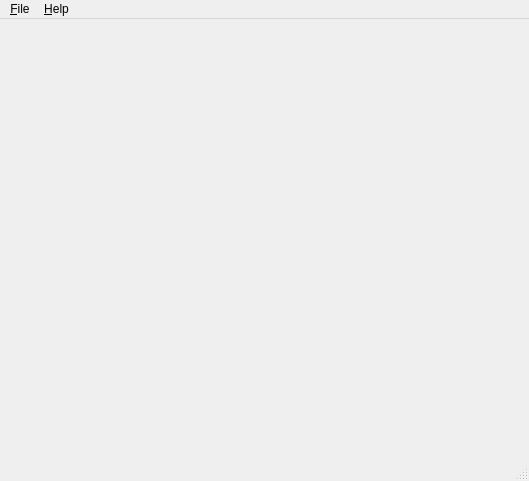
First picture: the form in gui/mainwindow.ui, repository rpoisel/mmc, before the edit.
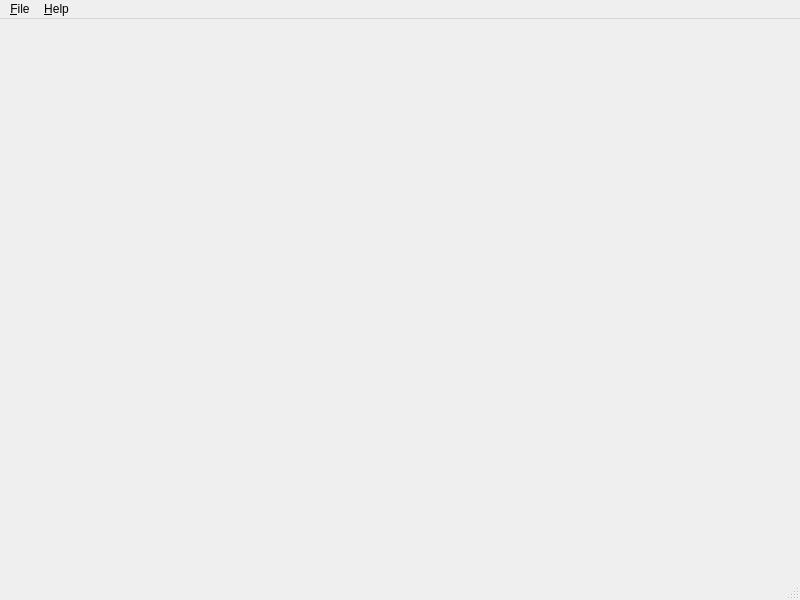
Second picture: the form after the edit.

Diff of the .ui file:
```diff
--- a/gui/mainwindow.ui
+++ b/gui/mainwindow.ui
@@ -6,8 +6,8 @@
    <rect>
     <x>0</x>
     <y>0</y>
-    <width>529</width>
-    <height>481</height>
+    <width>800</width>
+    <height>600</height>
    </rect>
   </property>
   <property name="windowTitle">
```
